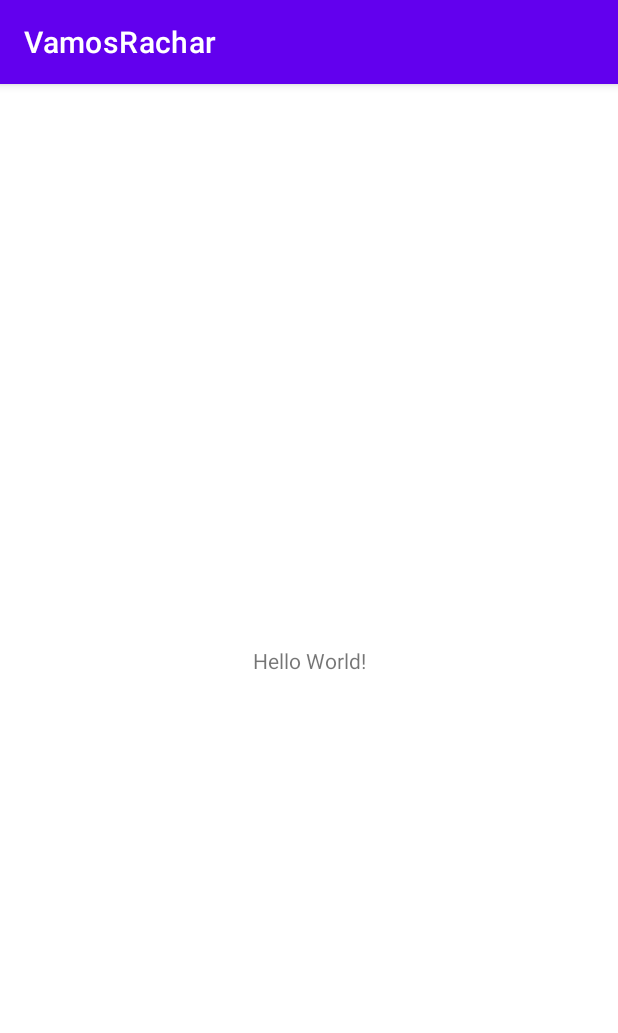
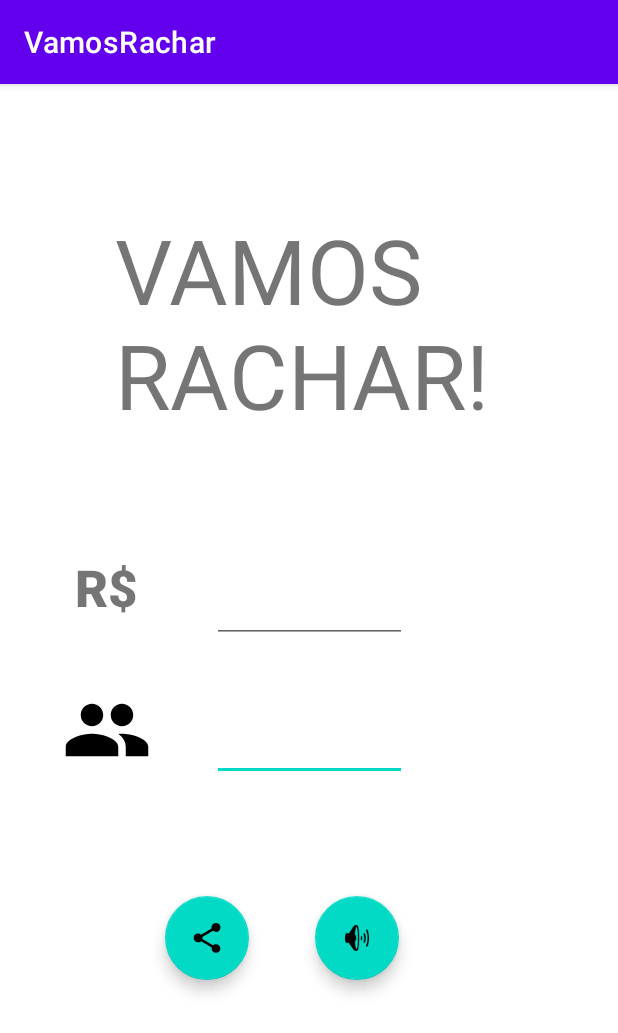
Before and after one commit to VicMisael/VamosRachar, an Android app: the screen it shows after launch (MainActivity), on a phone screen of 412 x 824 dp. Shown: the top 1033 px of the screen. Run offline under Robolectric (Android 15) with nearby library versions, the phone set to English and light mode, and no system bars.

Commit message:
add layout

```diff
--- /dev/null
+++ b/app/src/main/res/drawable/baseline_people_24.xml
@@ -0,0 +1,5 @@
+<vector android:height="24dp" android:tint="#000000"
+    android:viewportHeight="24" android:viewportWidth="24"
+    android:width="24dp" xmlns:android="http://schemas.android.com/apk/res/android">
+    <path android:fillColor="@android:color/white" android:pathData="M16,11c1.66,0 2.99,-1.34 2.99,-3S17.66,5 16,5c-1.66,0 -3,1.34 -3,3s1.34,3 3,3zM8,11c1.66,0 2.99,-1.34 2.99,-3S9.66,5 8,5C6.34,5 5,6.34 5,8s1.34,3 3,3zM8,13c-2.33,0 -7,1.17 -7,3.5L1,19h14v-2.5c0,-2.33 -4.67,-3.5 -7,-3.5zM16,13c-0.29,0 -0.62,0.02 -0.97,0.05 1.16,0.84 1.97,1.97 1.97,3.45L17,19h6v-2.5c0,-2.33 -4.67,-3.5 -7,-3.5z"/>
+</vector>
--- a/app/src/main/res/layout/activity_main.xml
+++ b/app/src/main/res/layout/activity_main.xml
@@ -7,12 +7,108 @@
     tools:context=".MainActivity">
 
     <TextView
-        android:layout_width="wrap_content"
-        android:layout_height="wrap_content"
-        android:text="Hello World!"
+        android:id="@+id/precoText"
+        android:layout_width="120dp"
+        android:layout_height="60dp"
+        android:fontFamily="sans-serif-black"
+        android:text="R$"
+        android:textAlignment="center"
+        android:textSize="34sp"
+        app:layout_constraintBottom_toBottomOf="parent"
+        app:layout_constraintEnd_toStartOf="@+id/preco"
+        app:layout_constraintHorizontal_bias="0.5"
+        app:layout_constraintStart_toStartOf="parent"
+        app:layout_constraintTop_toTopOf="parent"
+        app:layout_constraintVertical_bias="0.442"
+        tools:text="R$" />
+
+    <EditText
+        android:id="@+id/pessoas"
+        android:layout_width="130dp"
+        android:layout_height="60dp"
+        android:ems="10"
+        android:inputType="numberSigned"
         app:layout_constraintBottom_toBottomOf="parent"
         app:layout_constraintEnd_toEndOf="parent"
         app:layout_constraintStart_toStartOf="parent"
-        app:layout_constraintTop_toTopOf="parent" />
+        app:layout_constraintTop_toBottomOf="@+id/preco"
+        app:layout_constraintVertical_bias="0.096" />
+
+    <EditText
+        android:id="@+id/preco"
+        android:layout_width="130dp"
+        android:layout_height="60dp"
+        android:ems="10"
+        android:inputType="numberDecimal"
+        app:layout_constraintBottom_toBottomOf="parent"
+        app:layout_constraintEnd_toEndOf="parent"
+        app:layout_constraintHorizontal_bias="0.5"
+        app:layout_constraintStart_toEndOf="@+id/precoText"
+        app:layout_constraintStart_toStartOf="parent"
+        app:layout_constraintTop_toTopOf="parent"
+        app:layout_constraintVertical_bias="0.442" />
+
+    <com.google.android.material.floatingactionbutton.FloatingActionButton
+        android:id="@+id/floatingActionButton"
+        android:layout_width="wrap_content"
+        android:layout_height="wrap_content"
+        android:clickable="true"
+        app:layout_constraintBottom_toBottomOf="parent"
+        app:layout_constraintEnd_toEndOf="parent"
+        app:layout_constraintHorizontal_bias="0.309"
+        app:layout_constraintStart_toStartOf="parent"
+        app:layout_constraintTop_toBottomOf="@+id/pessoas"
+        app:layout_constraintVertical_bias="0.311"
+        app:srcCompat="?attr/actionModeShareDrawable" />
+
+    <com.google.android.material.floatingactionbutton.FloatingActionButton
+        android:id="@+id/floatingActionButton2"
+        android:layout_width="wrap_content"
+        android:layout_height="wrap_content"
+        android:clickable="true"
+        app:layout_constraintBottom_toBottomOf="parent"
+        app:layout_constraintEnd_toEndOf="parent"
+        app:layout_constraintHorizontal_bias="0.233"
+        app:layout_constraintStart_toEndOf="@+id/floatingActionButton"
+        app:layout_constraintTop_toBottomOf="@+id/pessoas"
+        app:layout_constraintVertical_bias="0.311"
+        app:srcCompat="@android:drawable/ic_lock_silent_mode_off" />
+
+    <ImageView
+        android:id="@+id/imageView"
+        android:layout_width="120dp"
+        android:layout_height="60dp"
+        android:layout_marginTop="28dp"
+        app:layout_constraintEnd_toStartOf="@+id/pessoas"
+        app:layout_constraintHorizontal_bias="0.523"
+        app:layout_constraintStart_toStartOf="parent"
+        app:layout_constraintTop_toBottomOf="@+id/precoText"
+        app:srcCompat="@drawable/baseline_people_24" />
+
+    <TextView
+        android:id="@+id/textView"
+        android:layout_width="259dp"
+        android:layout_height="146dp"
+        android:text="VAMOS RACHAR!"
+        android:textSize="60sp"
+        app:layout_constraintBottom_toTopOf="@+id/preco"
+        app:layout_constraintEnd_toEndOf="parent"
+        app:layout_constraintStart_toStartOf="parent"
+        app:layout_constraintTop_toTopOf="parent"
+        tools:text="VAMOS RACHAR!" />
+
+    <androidx.constraintlayout.widget.Barrier
+        android:id="@+id/barrier5"
+        android:layout_width="wrap_content"
+        android:layout_height="wrap_content"
+        app:barrierDirection="top"
+        app:constraint_referenced_ids="precoText" />
+
+    <androidx.constraintlayout.widget.Barrier
+        android:id="@+id/barrier6"
+        android:layout_width="wrap_content"
+        android:layout_height="wrap_content"
+        app:barrierDirection="top"
+        app:constraint_referenced_ids="floatingActionButton" />
 
 </androidx.constraintlayout.widget.ConstraintLayout>
```
